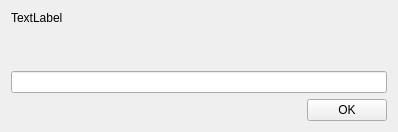
shearern/PyWizard, file src/py_wizard/qt_wiz_iface/QtSimpleWidget.ui: the form before one commit.
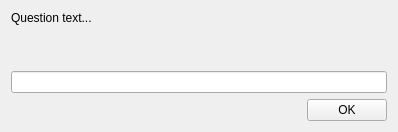
The form after the commit.

Commit message: Added select question widget

Diff of the .ui file:
```diff
--- a/src/py_wizard/qt_wiz_iface/QtSimpleWidget.ui
+++ b/src/py_wizard/qt_wiz_iface/QtSimpleWidget.ui
@@ -23,7 +23,7 @@
    <item>
     <widget class="QLabel" name="question_txt">
      <property name="text">
-      <string>TextLabel</string>
+      <string>Question text...</string>
      </property>
      <property name="wordWrap">
       <bool>true</bool>
```
The commit also changes 9 other files.
